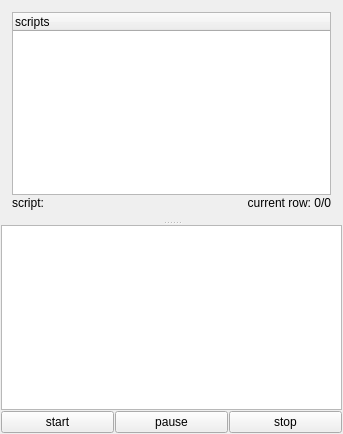
Before: the Qt Designer form SaSH/form/scriptform.ui in bestkakkoii/SaSH, drawn with Qt 5.
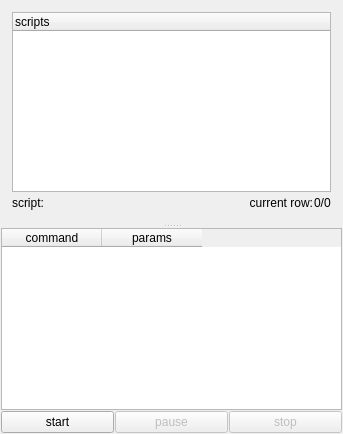
After: the same form once the commit is applied.

The edit to the form file:
```diff
--- a/SaSH/form/scriptform.ui
+++ b/SaSH/form/scriptform.ui
@@ -39,7 +39,7 @@
        <property name="orientation">
         <enum>Qt::Vertical</enum>
        </property>
-       <widget class="QWidget" name="">
+       <widget class="QWidget" name="layoutWidget">
         <layout class="QVBoxLayout" name="verticalLayout">
          <property name="spacing">
           <number>1</number>
@@ -65,21 +65,62 @@
              </property>
             </widget>
            </item>
+           <item>
+            <widget class="QLabel" name="label_path">
+             <property name="text">
+              <string/>
+             </property>
+            </widget>
+           </item>
+           <item>
+            <spacer name="horizontalSpacer">
+             <property name="orientation">
+              <enum>Qt::Horizontal</enum>
+             </property>
+             <property name="sizeHint" stdset="0">
+              <size>
+               <width>40</width>
+               <height>20</height>
+              </size>
+             </property>
+            </spacer>
+           </item>
            <item>
             <widget class="QLabel" name="label_script_row">
              <property name="text">
-              <string>current row: 0/0</string>
+              <string>current row:</string>
              </property>
              <property name="alignment">
               <set>Qt::AlignRight|Qt::AlignTrailing|Qt::AlignVCenter</set>
              </property>
             </widget>
            </item>
+           <item>
+            <widget class="QLabel" name="label_row">
+             <property name="text">
+              <string>0/0</string>
+             </property>
+            </widget>
+           </item>
           </layout>
          </item>
         </layout>
        </widget>
-       <widget class="QTableWidget" name="tableWidget_script"/>
+       <widget class="QTableWidget" name="tableWidget_script">
+        <property name="editTriggers">
+         <set>QAbstractItemView::NoEditTriggers</set>
+        </property>
+        <column>
+         <property name="text">
+          <string>command</string>
+         </property>
+        </column>
+        <column>
+         <property name="text">
+          <string>params</string>
+         </property>
+        </column>
+       </widget>
       </widget>
      </item>
      <item>
@@ -96,6 +137,9 @@
        </item>
        <item>
         <widget class="QPushButton" name="pushButton_script_pause">
+         <property name="enabled">
+          <bool>false</bool>
+         </property>
          <property name="text">
           <string>pause</string>
          </property>
@@ -103,6 +147,9 @@
        </item>
        <item>
         <widget class="QPushButton" name="pushButton_script_stop">
+         <property name="enabled">
+          <bool>false</bool>
+         </property>
          <property name="text">
           <string>stop</string>
          </property>
```
Left out of the diff: 3 changed lines with no effect on the pictures.
